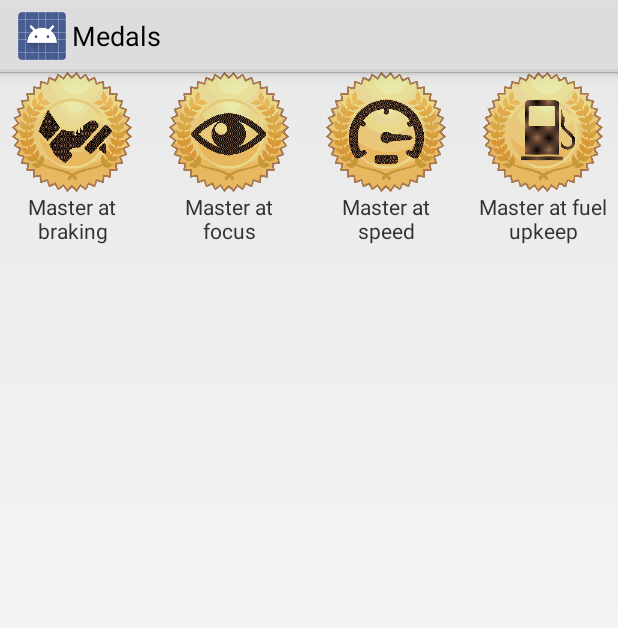
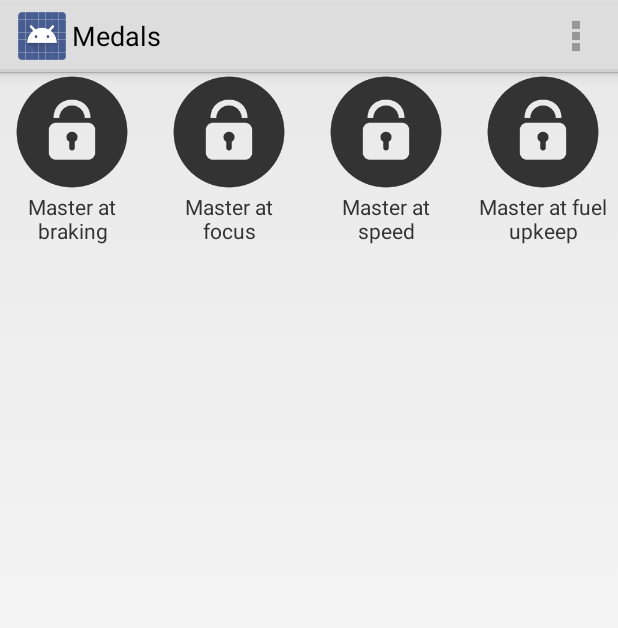
Before and after one commit to doctorgaby/SE-M-Project-2015, an Android app: the MedalsView screen opened directly, with no data from a screen before it, on a phone screen of 412 x 824 dp. Shown: the top 628 px of the screen. Run offline under Robolectric (Android 15) with nearby library versions, the phone set to English and light mode, and no system bars.

Commit message:
More medals function added!

```diff
--- a/Application/app/src/main/java/group8/com/application/Application/Controller.java
+++ b/Application/app/src/main/java/group8/com/application/Application/Controller.java
@@ -157,6 +157,12 @@ public class Controller {
     }
     /* END - Methods for AlertSystem */
 
+    public static boolean getUpdatedStatus(String s){
+        return MedalsLogic.setUpdatedMap(s);
+    }
+
+    /* Methods for Medals
+
 
  /*
  *
--- a/Application/app/src/main/java/group8/com/application/Application/MedalAdapter.java
+++ b/Application/app/src/main/java/group8/com/application/Application/MedalAdapter.java
@@ -41,53 +41,38 @@ public class MedalAdapter extends ArrayAdapter<Medal> {
             LayoutInflater vi = (LayoutInflater)getContext().getSystemService(inflater);
             convertView = vi.inflate(R.layout.medal_item, parent, false);
 
-            //
             holder = new MedalViewHolder();
             holder.img = (ImageView)convertView.findViewById(R.id.medal_image);
             holder.title = (TextView)convertView.findViewById(R.id.title);
 
-            //
             convertView.setTag(holder);
         }
         else{
             holder = (MedalViewHolder) convertView.getTag();
         }
 
-        //
-
         holder.populate(medal, ((MedalsView) mContext).isLvBusy());
 
-        //
         return convertView;
     }
-
-
 
 
     static class MedalViewHolder {
         public ImageView img;
         public TextView title;
 
-        void populate(Medal m) {
-            title.setText(m.title);
-
-            //
-
-        }
-
         void populate(Medal m, boolean isBusy) {
             title.setText(m.title);
 
-            if (!isBusy){
-                // download from internet
+            if (m.isAchieved){
+                //set medal image if it's achieved
                 img.setImageResource(m.img_url);
 
             }
-            else{
+            else {
                 // set default image
-                img.setImageResource(m.img_url);
+                img.setImageResource(R.drawable.locked);
             }
         }
     }
-
 }
--- /dev/null
+++ b/Application/app/src/main/java/group8/com/application/Application/MedalsLogic.java
@@ -0,0 +1,63 @@
+package group8.com.application.Application;
+
+import java.util.HashMap;
+import java.util.Map;
+
+import group8.com.application.Model.Medal;
+
+/**
+ * Created by Kristiyan on 5/12/2015.
+ */
+public class MedalsLogic {
+
+    public static Map<String, Boolean> medalMap = new HashMap<>();
+
+    public static Map<String, Boolean> initiateMedals(){
+
+        medalMap.put("Speed Medal", false);
+        medalMap.put("Brake Medal", false);
+        medalMap.put("Distraction Medal", false);
+        medalMap.put("Fuel Medal", false);
+
+        return medalMap;
+    }
+
+    public static Map<String, Boolean> updateMap(Map map){
+
+        int speedScore = Session.getSpeedScore();
+        int brakeScore = Session.getBrakeScore();
+        int distractionScore = Session.getDriverDistractionLevelScore();
+        int fuelScore = Session.getFuelConsumptionScore();
+
+        if (speedScore == 100){
+            map.get("Speed Medal");
+            map.put("Speed Medal", true);
+
+        }
+        if (brakeScore == 100){
+            map.get("Brake Medal");
+            map.put("Brake Medal", true);
+
+        }
+        if (distractionScore == 100){
+            map.get("Distraction Medal");
+            map.put("Distraction Medal", true);
+
+        }
+        if (fuelScore == 100){
+            map.get("Fuel Medal");
+            map.put("Fuel Medal", true);
+
+        }
+
+        return map;
+
+    }
+
+    public static boolean setUpdatedMap(String s){
+
+        return updateMap(initiateMedals()).get(s);
+
+    }
+
+}
--- a/Application/app/src/main/java/group8/com/application/Model/Medal.java
+++ b/Application/app/src/main/java/group8/com/application/Model/Medal.java
@@ -8,11 +8,13 @@ public class Medal {
     public String id;
     public String title;
     public int img_url;
+    public boolean isAchieved;
 
 
-    public Medal(String medal_title, int medal_img_url) {
+    public Medal(String medal_title, int medal_img_url, boolean achieved) {
         title = medal_title;
         img_url = medal_img_url;
+        isAchieved = achieved;
     }
 
 }
--- a/Application/app/src/main/java/group8/com/application/UI/MedalsView.java
+++ b/Application/app/src/main/java/group8/com/application/UI/MedalsView.java
@@ -1,8 +1,12 @@
 package group8.com.application.UI;
 
 import android.app.Activity;
+import android.content.Context;
+import android.content.Intent;
 import android.os.Bundle;
 import android.view.LayoutInflater;
+import android.view.Menu;
+import android.view.MenuItem;
 import android.view.View;
 import android.view.ViewGroup;
 import android.widget.AbsListView;
@@ -10,8 +14,11 @@ import android.widget.GridView;
 import android.widget.ImageView;
 
 import java.util.ArrayList;
+import java.util.HashMap;
 import java.util.List;
+import java.util.Map;
 
+import group8.com.application.Application.Controller;
 import group8.com.application.Application.MedalAdapter;
 import group8.com.application.Model.Medal;
 import group8.com.application.R;
@@ -24,11 +31,12 @@ public class MedalsView extends Activity implements AbsListView.OnScrollListener
     List medals;
     GridView gvMedals = null;
     MedalAdapter adapterMedals;
-
+    Context context = this;
     private boolean lvBusy = false;
 
     /**
-     * Called when the activity is first created.
+     * sets the view and populates
+     * it with medals
      */
     @Override
     public void onCreate(Bundle savedInstanceState) {
@@ -37,15 +45,38 @@ public class MedalsView extends Activity implements AbsListView.OnScrollListener
 
         // populate data
         medals = new ArrayList();
-        medals.add(new Medal("Master at braking", R.drawable.medal_brakes));
-        medals.add(new Medal("Master at focus",R.drawable.medal_distraction));
-        medals.add(new Medal("Master at speed",R.drawable.medal_speed));
-        medals.add(new Medal("Master at fuel upkeep",R.drawable.medal_fuel));
+        medals.add(new Medal("Master at braking", R.drawable.medal_brakes, Controller.getUpdatedStatus("Brake Medal")));
+        medals.add(new Medal("Master at focus", R.drawable.medal_distraction, Controller.getUpdatedStatus("Distraction Medal")));
+        medals.add(new Medal("Master at speed", R.drawable.medal_speed,  Controller.getUpdatedStatus("Speed Medal")));
+        medals.add(new Medal("Master at fuel upkeep", R.drawable.medal_fuel, Controller.getUpdatedStatus("Fuel Medal")));
 
         gvMedals = (GridView) findViewById( R.id.grid_medals);
         adapterMedals = new MedalAdapter(this, medals);
         gvMedals.setAdapter(adapterMedals);
 
+    }
+
+    public boolean onCreateOptionsMenu(Menu menu) {
+        // Inflate the menu; this adds items to the action bar if it is present.
+        getMenuInflater().inflate(R.menu.medals_menu, menu);
+        return true;
+    }
+
+    @Override
+    public boolean onOptionsItemSelected(MenuItem item) {
+        // Handle presses on the action bar items
+        //clears and repaints before every change
+        switch (item.getItemId()) {
+
+            case R.id.main_view_back:
+                Intent intent = new Intent(context,MainView.class);
+                startActivityForResult(intent, 0);
+
+                return true;
+
+            default:
+                return super.onOptionsItemSelected(item);
+        }
     }
 
     public void onScroll(AbsListView view, int firstVisibleItem, int visibleItemCount, int totalItemCount) {
--- /dev/null
+++ b/Application/app/src/main/res/menu/medals_menu.xml
@@ -0,0 +1,13 @@
+<?xml version="1.0" encoding="utf-8"?>
+<menu xmlns:android="http://schemas.android.com/apk/res/android"
+    xmlns:tools="http://schemas.android.com/tools"
+    tools:context="group8.com.application.UI.MedalsView"
+    xmlns:app="http://schemas.android.com/apk/res-auto">
+
+    <item
+        android:id="@+id/main_view_back"
+        android:icon="@drawable/ic_launcher"
+        android:title="Main Screen"
+        app:showAsAction="ifRoom" />
+
+</menu>
```
Also changed, not shown: Application/app/src/main/res/drawable-hdpi/locked.png (added).
